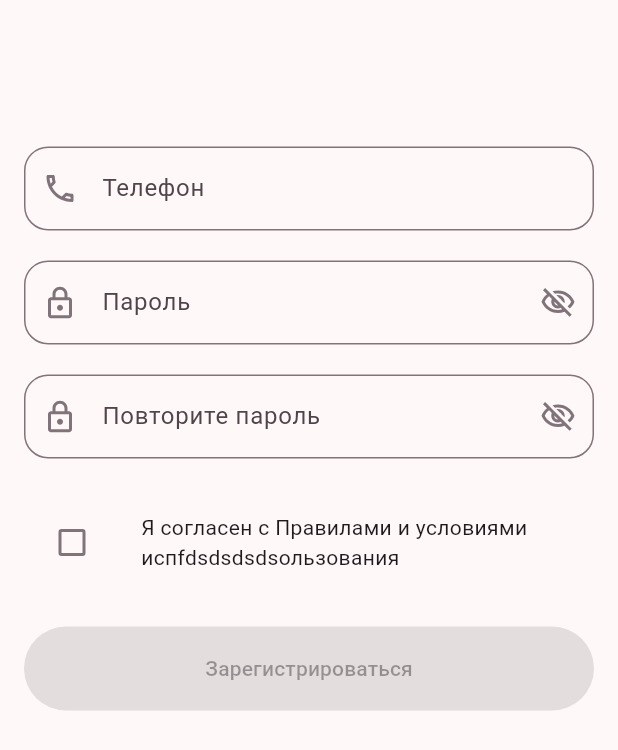
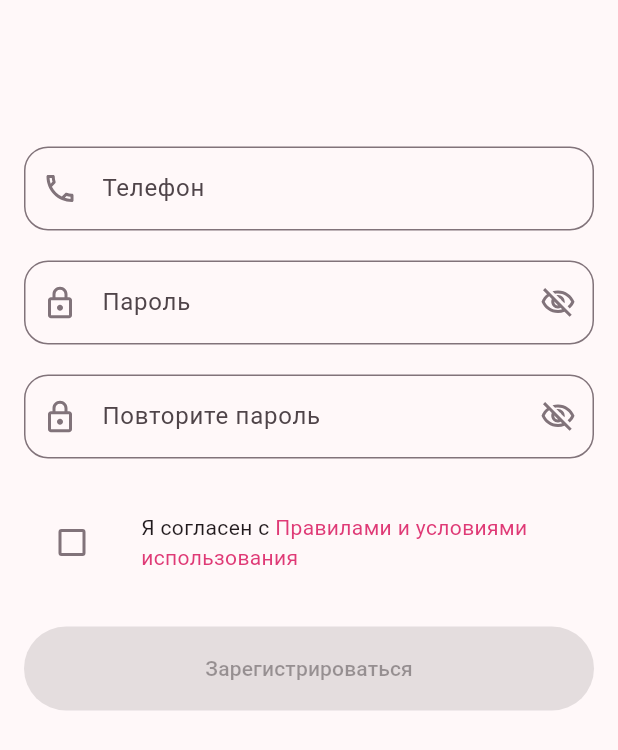
Before and after one commit to St1chaKooky/buy_and_dot, a Flutter app: the SignUpPage widget shown alone on an empty page, opened directly, on a phone screen of 412 x 824 dp. Shown: the top 750 px of the screen. Run offline on Flutter 3.47's test engine with Material 3 defaults, Android fonts, the phone set to English and light mode, and no system bars; our stand-ins replace flutter_svg.

Commit message:
auth ver2

```diff
--- a/lib/feature/auth/sign_up/presentation/sign_up_page.dart
+++ b/lib/feature/auth/sign_up/presentation/sign_up_page.dart
@@ -1,8 +1,11 @@
 import 'package:buy_and_dot/core/presentation/widget/buttons/button_field.dart';
 import 'package:buy_and_dot/core/presentation/widget/checkbox/selected_checkbox.dart';
 import 'package:buy_and_dot/core/presentation/widget/field/field.dart';
+import 'package:buy_and_dot/theme/collections/color_collection.dart/color_manager.dart';
 import 'package:buy_and_dot/theme/collections/svg_collection/svg_collection.dart';
+import 'package:flutter/gestures.dart';
 import 'package:flutter/material.dart';
+import 'package:flutter/widgets.dart';
 
 class SignUpPage extends StatefulWidget {
   const SignUpPage({super.key});
@@ -82,14 +85,22 @@ class _SignUpPageState extends State<SignUpPage> {
                         setState(() => isChecked = value),
                   ),
                 ),
-                const Flexible(
+                Flexible(
                   child: Padding(
-                    padding: EdgeInsets.all(10),
-                    child: Text(
-                        softWrap: true,
-                        maxLines: 3,
-                        'Я согласен с Правилами и условиями испfdsdsdsdsользования'),
-                  ),
+                      padding: EdgeInsets.all(10),
+                      child: RichText(
+                        text: TextSpan(
+                            style: DefaultTextStyle.of(context).style,
+                            children: <TextSpan>[
+                              TextSpan(text: 'Я согласен с '),
+                              TextSpan(
+                                  recognizer: TapGestureRecognizer()
+                                    ..onTap = () => print('textBt'),
+                                  text: 'Правилами и условиями использования ',
+                                  style: TextStyle(
+                                      color: ColorCollection.primary)),
+                            ]),
+                      )),
                 )
               ],
             ),
```
